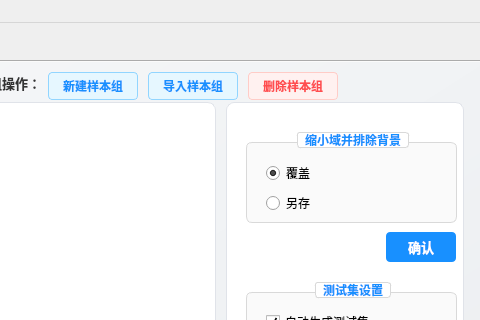
211250243/app, file ui/main.ui: the form before one commit; both pictures show x 539 to 1019 and y 0 to 320 of the 1019 by 694 pixel window.
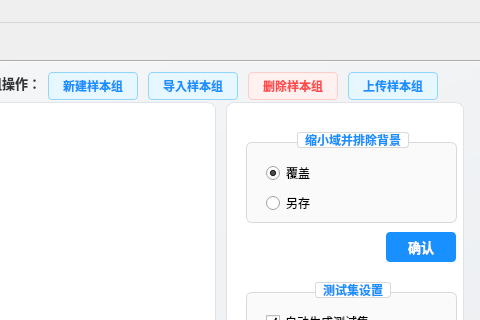
The form after the commit. The open tabs and pages were chosen to show the change. Icons and pictures are not drawn.

Commit message: 对接样本组操作接口

Patch:
```diff
--- a/ui/main.ui
+++ b/ui/main.ui
@@ -1578,6 +1578,36 @@
         <string>删除样本组</string>
        </property>
       </widget>
+      <widget class="QPushButton" name="uploadSampleGroupButton">
+       <property name="geometry">
+        <rect>
+         <x>385</x>
+         <y>5</y>
+         <width>90</width>
+         <height>28</height>
+        </rect>
+       </property>
+       <property name="styleSheet">
+        <string notr="true">QPushButton {
+    background-color: #e6f7ff;
+    border: 1px solid #91d5ff;
+    border-radius: 4px;
+    padding: 4px 8px;
+    color: #1890ff;
+    font-weight: bold;
+}
+QPushButton:hover {
+    background-color: #bae7ff;
+    border: 1px solid #69c0ff;
+}
+QPushButton:pressed {
+    background-color: #91d5ff;
+}</string>
+       </property>
+       <property name="text">
+        <string>上传样本组</string>
+       </property>
+      </widget>
      </widget>
      <widget class="QFrame" name="sampleOperationFrame">
       <property name="geometry">
```
Left out of the diff: 2 changed lines with no effect on the pictures. The commit also changes 9 other files.
